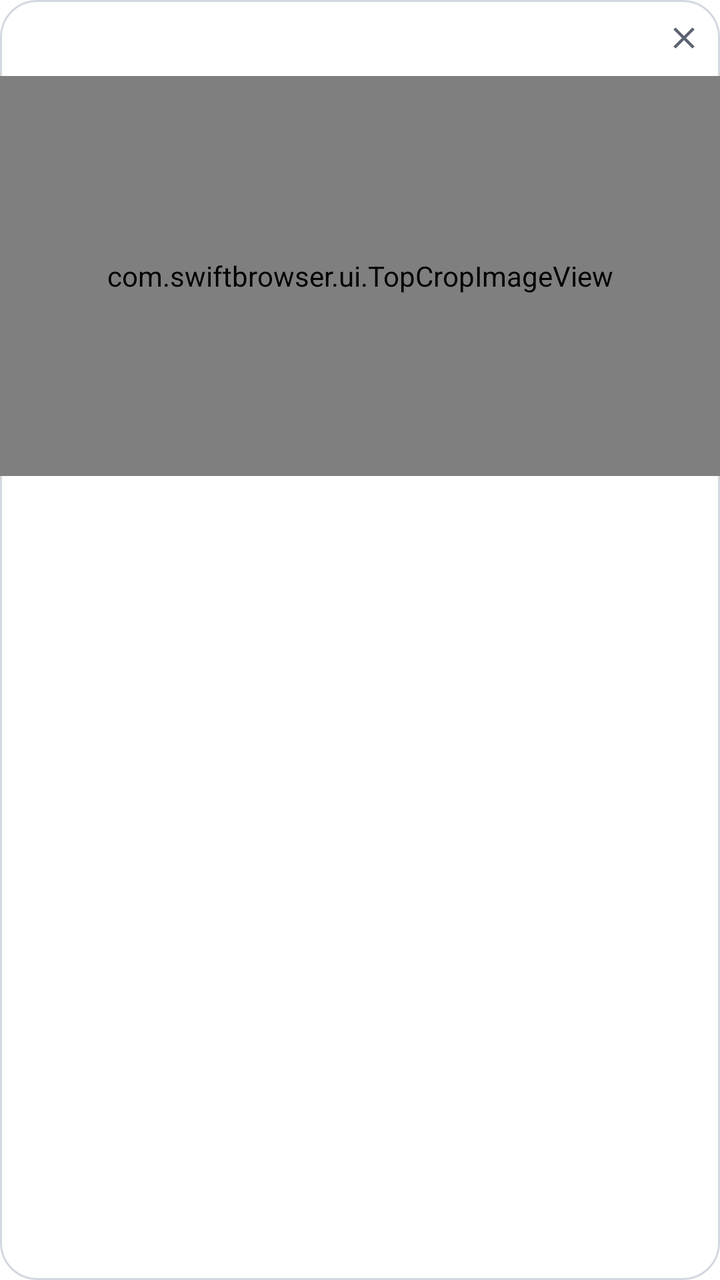
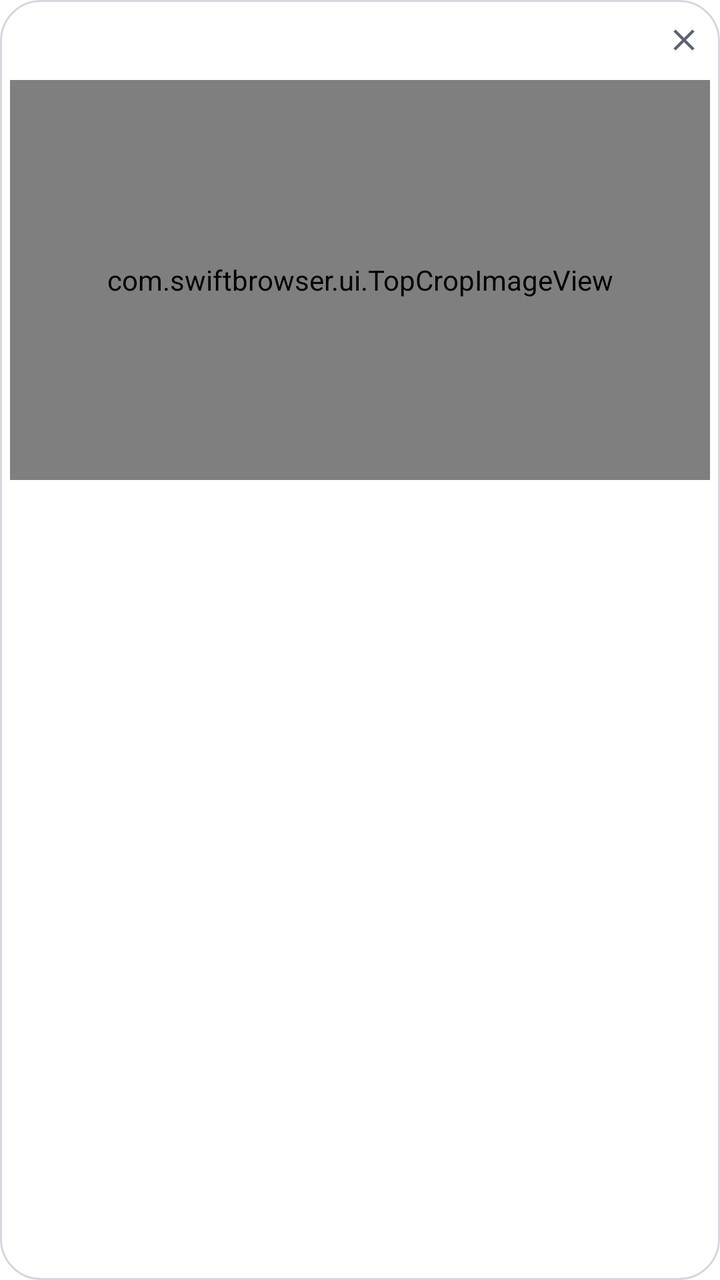

An Android layout rendered at two revisions. The XML below is the earlier revision; the diff shows what the commit changed to produce the second picture.
<!-- AndroidManifest.xml: application theme Theme.Swift -->
<!-- res/layout/item_tab_card.xml -->
<?xml version="1.0" encoding="utf-8"?>
<FrameLayout xmlns:android="http://schemas.android.com/apk/res/android"
    xmlns:app="http://schemas.android.com/apk/res-auto"
    android:id="@+id/card"
    android:layout_width="match_parent"
    android:layout_height="wrap_content"
    android:layout_margin="6dp"
    android:background="@drawable/bg_tab_card"
    android:foreground="?attr/selectableItemBackground">

    <LinearLayout
        android:layout_width="match_parent"
        android:layout_height="wrap_content"
        android:orientation="vertical">

        <LinearLayout
            android:layout_width="match_parent"
            android:layout_height="38dp"
            android:gravity="center_vertical"
            android:orientation="horizontal"
            android:paddingStart="12dp">

            <ImageView
                android:id="@+id/card_icon"
                android:layout_width="16dp"
                android:layout_height="16dp"
                android:importantForAccessibility="no" />

            <TextView
                android:id="@+id/card_title"
                android:layout_width="0dp"
                android:layout_height="wrap_content"
                android:layout_marginStart="8dp"
                android:layout_weight="1"
                android:ellipsize="end"
                android:singleLine="true"
                android:fontFamily="sans-serif-medium"
                android:textColor="@color/text_primary"
                android:textSize="13sp" />

            <ImageButton
                android:id="@+id/card_close"
                android:layout_width="36dp"
                android:layout_height="36dp"
                android:background="?attr/selectableItemBackgroundBorderless"
                android:contentDescription="Close tab"
                android:padding="9dp"
                android:scaleType="fitCenter"
                android:src="@drawable/ic_close"
                app:tint="@color/text_secondary" />
        </LinearLayout>

        <FrameLayout
            android:id="@+id/card_thumb_box"
            android:layout_width="match_parent"
            android:layout_height="200dp"
            android:background="@color/tab_thumb_bg">

            <com.swiftbrowser.ui.TopCropImageView
                android:id="@+id/card_thumb"
                android:layout_width="match_parent"
                android:layout_height="match_parent"
                android:importantForAccessibility="no" />

            <ImageView
                android:id="@+id/card_placeholder"
                android:layout_width="40dp"
                android:layout_height="40dp"
                android:layout_gravity="center"
                android:importantForAccessibility="no" />
        </FrameLayout>
    </LinearLayout>

    <View
        android:id="@+id/card_selected"
        android:layout_width="match_parent"
        android:layout_height="match_parent"
        android:background="@drawable/bg_tab_card_selected"
        android:visibility="gone" />
</FrameLayout>
<!-- resources referenced by this layout -->
<resources>
  <!-- drawable bg_tab_card (drawable) -->
  <?xml version="1.0" encoding="utf-8"?>
  <shape xmlns:android="http://schemas.android.com/apk/res/android" android:shape="rectangle">
      <solid android:color="@color/tab_card_bg" />
      <stroke android:width="1dp" android:color="@color/outline" />
      <corners android:radius="18dp" />
  </shape>
  <!-- drawable bg_tab_card_selected (drawable) -->
  <?xml version="1.0" encoding="utf-8"?>
  <shape xmlns:android="http://schemas.android.com/apk/res/android" android:shape="rectangle">
      <stroke android:width="2.5dp" android:color="@color/accent" />
      <corners android:radius="18dp" />
  </shape>
  <style name="Base.Theme.Swift" parent="Theme.Material3.DayNight.NoActionBar">
          <item name="colorPrimary">@color/accent</item>
          <item name="colorOnPrimary">@color/on_accent</item>
          <item name="colorPrimaryContainer">@color/accent_container</item>
          <item name="colorOnPrimaryContainer">@color/on_accent_container</item>
          <item name="colorSecondary">@color/accent</item>
          <item name="colorOnSecondary">@color/on_accent</item>
          <item name="colorSecondaryContainer">@color/accent_container</item>
          <item name="colorOnSecondaryContainer">@color/on_accent_container</item>
          <item name="colorSurface">@color/sheet_bg</item>
          <item name="colorOnSurface">@color/text_primary</item>
          <item name="colorSurfaceVariant">@color/surface_alt</item>
          <item name="colorOnSurfaceVariant">@color/text_secondary</item>
          <item name="colorSurfaceContainerLowest">@color/sheet_bg</item>
          <item name="colorSurfaceContainerLow">@color/sheet_bg</item>
          <item name="colorSurfaceContainer">@color/sheet_bg</item>
          <item name="colorSurfaceContainerHigh">@color/sheet_bg</item>
          <item name="colorSurfaceContainerHighest">@color/surface_alt</item>
          
          <item name="elevationOverlayEnabled">false</item>
          <item name="colorOutline">@color/outline</item>
          <item name="colorOutlineVariant">@color/divider</item>
          <item name="colorControlNormal">@color/text_secondary</item>
          <item name="android:colorBackground">@color/page_bg</item>
          <item name="android:windowBackground">@color/page_bg</item>
          <item name="android:statusBarColor">@color/toolbar_bg</item>
          <item name="android:navigationBarColor">@android:color/black</item>
          <item name="android:textColorPrimary">@color/text_primary</item>
          <item name="android:textColorSecondary">@color/text_secondary</item>
          <item name="bottomSheetDialogTheme">@style/Theme.Swift.BottomSheet</item>
          <item name="materialAlertDialogTheme">@style/ThemeOverlay.Swift.Dialog</item>
          <item name="android:windowAnimationStyle">@style/Swift.WindowAnimations</item>
      </style>
  <style name="ThemeOverlay.Swift.Dialog" parent="ThemeOverlay.Material3.MaterialAlertDialog">
          <item name="shapeAppearanceOverlay">@style/Swift.DialogShape</item>
          <item name="colorSurface">@color/sheet_bg</item>
          <item name="colorSurfaceContainerHigh">@color/sheet_bg</item>
      </style>
  <style name="Swift.DialogShape" parent="">
          <item name="cornerFamily">rounded</item>
          <item name="cornerSize">22dp</item>
      </style>
  <!-- unchanged entries left out for length: 20 -->
</resources>

<!-- the commit's change to res/layout/item_tab_card.xml (unified diff, before → after) -->
@@ -15,7 +15,7 @@
 
         <LinearLayout
             android:layout_width="match_parent"
-            android:layout_height="38dp"
+            android:layout_height="40dp"
             android:gravity="center_vertical"
             android:orientation="horizontal"
             android:paddingStart="12dp">
@@ -36,7 +36,7 @@
                 android:singleLine="true"
                 android:fontFamily="sans-serif-medium"
                 android:textColor="@color/text_primary"
-                android:textSize="13sp" />
+                android:textSize="13.5sp" />
 
             <ImageButton
                 android:id="@+id/card_close"
@@ -54,7 +54,10 @@
             android:id="@+id/card_thumb_box"
             android:layout_width="match_parent"
             android:layout_height="200dp"
-            android:background="@color/tab_thumb_bg">
+            android:layout_marginStart="5dp"
+            android:layout_marginEnd="5dp"
+            android:layout_marginBottom="5dp"
+            android:background="@drawable/bg_thumb">
 
             <com.swiftbrowser.ui.TopCropImageView
                 android:id="@+id/card_thumb"
<!-- resource entries referenced after the edit -->
@@ -5,13 +5,19 @@
   <shape xmlns:android="http://schemas.android.com/apk/res/android" android:shape="rectangle">
       <solid android:color="@color/tab_card_bg" />
       <stroke android:width="1dp" android:color="@color/outline" />
-      <corners android:radius="18dp" />
+      <corners android:radius="20dp" />
   </shape>
   <!-- drawable bg_tab_card_selected (drawable) -->
   <?xml version="1.0" encoding="utf-8"?>
   <shape xmlns:android="http://schemas.android.com/apk/res/android" android:shape="rectangle">
-      <stroke android:width="2.5dp" android:color="@color/accent" />
-      <corners android:radius="18dp" />
+      <stroke android:width="2.5dp" android:color="?attr/colorPrimary" />
+      <corners android:radius="20dp" />
+  </shape>
+  <!-- drawable bg_thumb (drawable) -->
+  <?xml version="1.0" encoding="utf-8"?>
+  <shape xmlns:android="http://schemas.android.com/apk/res/android" android:shape="rectangle">
+      <solid android:color="@color/tab_thumb_bg" />
+      <corners android:radius="14dp" />
   </shape>
   <style name="Base.Theme.Swift" parent="Theme.Material3.DayNight.NoActionBar">
           <item name="colorPrimary">@color/accent</item>
@@ -45,15 +51,45 @@
           <item name="bottomSheetDialogTheme">@style/Theme.Swift.BottomSheet</item>
           <item name="materialAlertDialogTheme">@style/ThemeOverlay.Swift.Dialog</item>
           <item name="android:windowAnimationStyle">@style/Swift.WindowAnimations</item>
+          
+          <item name="actionMenuTextAppearance">@style/Swift.ActionMenuText</item>
+          <item name="android:actionMenuTextAppearance">@style/Swift.ActionMenuText</item>
       </style>
   <style name="ThemeOverlay.Swift.Dialog" parent="ThemeOverlay.Material3.MaterialAlertDialog">
           <item name="shapeAppearanceOverlay">@style/Swift.DialogShape</item>
           <item name="colorSurface">@color/sheet_bg</item>
           <item name="colorSurfaceContainerHigh">@color/sheet_bg</item>
+          
+          <item name="colorOnSurfaceVariant">@color/text_primary</item>
+          <item name="android:textColorAlertDialogListItem">@color/text_primary</item>
+          <item name="materialAlertDialogTitleTextStyle">@style/Swift.DialogTitle</item>
+          <item name="materialAlertDialogBodyTextStyle">@style/Swift.DialogBody</item>
+          <item name="buttonBarPositiveButtonStyle">@style/Swift.DialogButton</item>
+          <item name="buttonBarNegativeButtonStyle">@style/Swift.DialogButton</item>
+          <item name="buttonBarNeutralButtonStyle">@style/Swift.DialogButton</item>
+      </style>
+  <style name="Swift.ActionMenuText" parent="TextAppearance.Material3.LabelLarge">
+          <item name="android:textAllCaps">false</item>
+          <item name="android:textSize">15sp</item>
+          <item name="android:fontFamily">sans-serif-medium</item>
       </style>
   <style name="Swift.DialogShape" parent="">
           <item name="cornerFamily">rounded</item>
-          <item name="cornerSize">22dp</item>
+          <item name="cornerSize">26dp</item>
+      </style>
+  <style name="Swift.DialogTitle" parent="MaterialAlertDialog.Material3.Title.Text">
+          <item name="android:textSize">20sp</item>
+          <item name="android:fontFamily">sans-serif-medium</item>
+          <item name="android:textColor">@color/text_primary</item>
+      </style>
+  <style name="Swift.DialogBody" parent="MaterialAlertDialog.Material3.Body.Text">
+          <item name="android:textSize">15sp</item>
+          <item name="android:lineSpacingMultiplier">1.2</item>
+          <item name="android:textColor">@color/text_secondary</item>
+      </style>
+  <style name="Swift.DialogButton" parent="Widget.Material3.Button.TextButton.Dialog">
+          <item name="android:textSize">15sp</item>
+          <item name="android:minHeight">48dp</item>
       </style>
   <!-- unchanged entries left out for length: 20 -->
 </resources>
